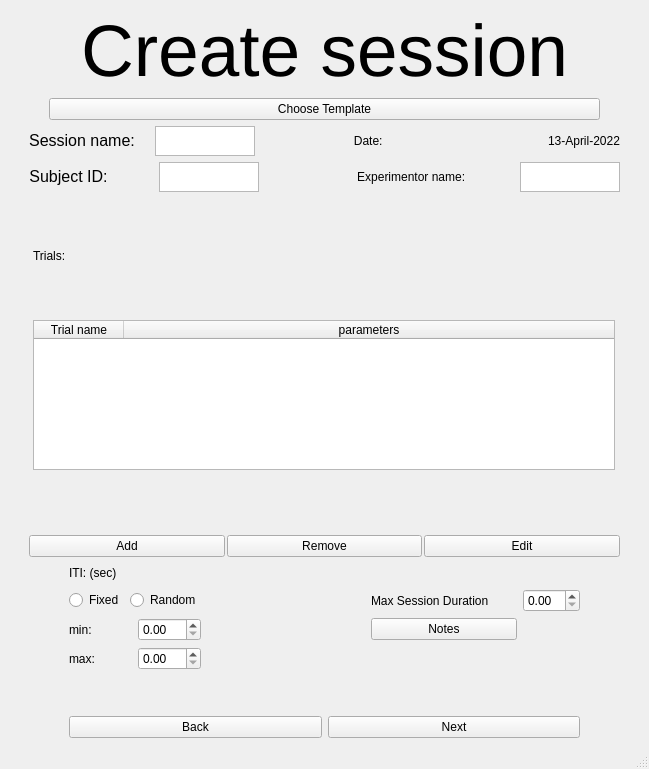
Above: UI/create_session.ui from KehatSudri/Behavior_System2.0 before the change. Below: the same form after it.
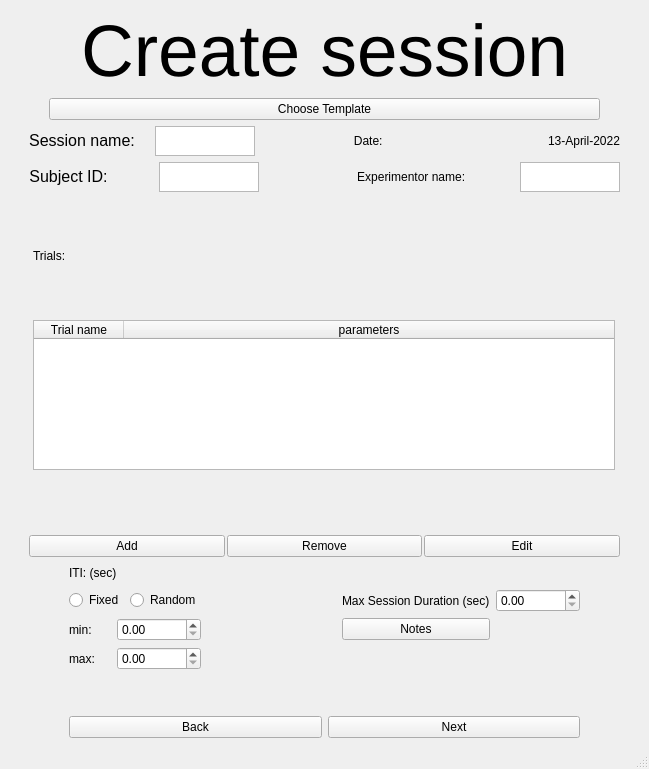
That is the form after the change.

What changed in the file:
```diff
--- a/UI/create_session.ui
+++ b/UI/create_session.ui
@@ -690,7 +690,11 @@
            </widget>
           </item>
           <item row="1" column="2">
-           <widget class="QDoubleSpinBox" name="min_iti_spinBox"/>
+           <widget class="QDoubleSpinBox" name="min_iti_spinBox">
+            <property name="maximum">
+             <double>99999999.000000000000000</double>
+            </property>
+           </widget>
           </item>
           <item row="3" column="2">
            <widget class="QDoubleSpinBox" name="max_iti_spinBox"/>
@@ -698,12 +702,16 @@
          </layout>
         </item>
         <item row="2" column="6">
-         <widget class="QDoubleSpinBox" name="doubleSpinBox"/>
+         <widget class="QDoubleSpinBox" name="doubleSpinBox">
+          <property name="maximum">
+           <double>9999999999999.000000000000000</double>
+          </property>
+         </widget>
         </item>
         <item row="2" column="5">
          <widget class="QLabel" name="label">
           <property name="text">
-           <string>Max Session Duration</string>
+           <string>Max Session Duration (sec)</string>
           </property>
          </widget>
         </item>
```
